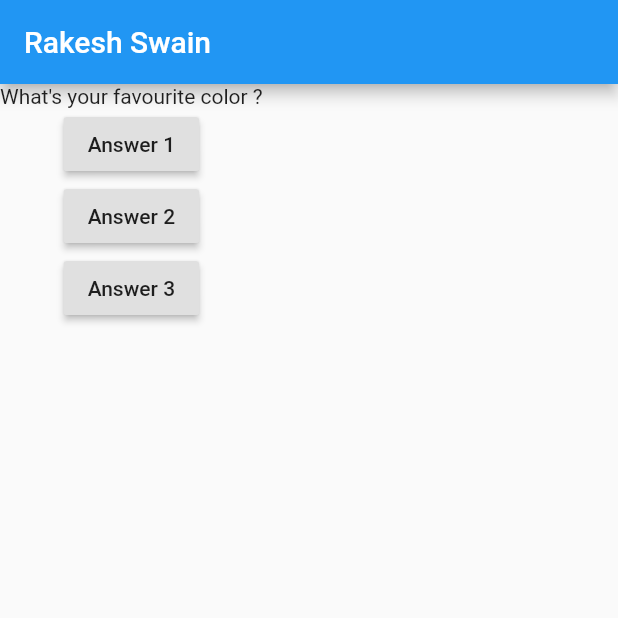
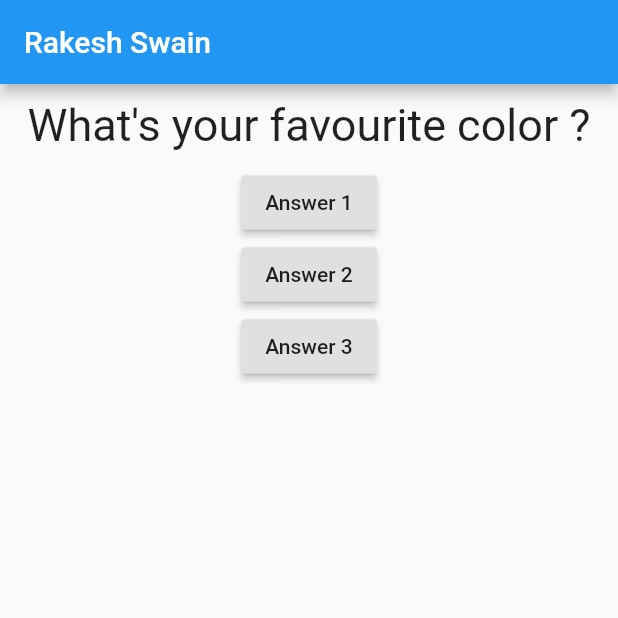
Before and after one commit to Rakesh-swain/Quiz_App, a Flutter app: the screen it shows after launch, on a phone screen of 412 x 824 dp, the top half of it. Run offline on Flutter 3.47's test engine with Material 2 defaults, Android fonts, the phone set to English and light mode, and no system bars.

Commit message:
styling in question widget

```diff
--- a/lib/question.dart
+++ b/lib/question.dart
@@ -5,6 +5,13 @@ class Question extends StatelessWidget {
   Question(this.questionText);
   @override
   Widget build(BuildContext context) {
-    return Text(questionText);
+    return Container(
+        width: double.infinity,
+        margin: const EdgeInsets.all(10),
+        child: Text(
+          questionText,
+          style: const TextStyle(fontSize: 30),
+          textAlign: TextAlign.center,
+        ));
   }
 }
```
